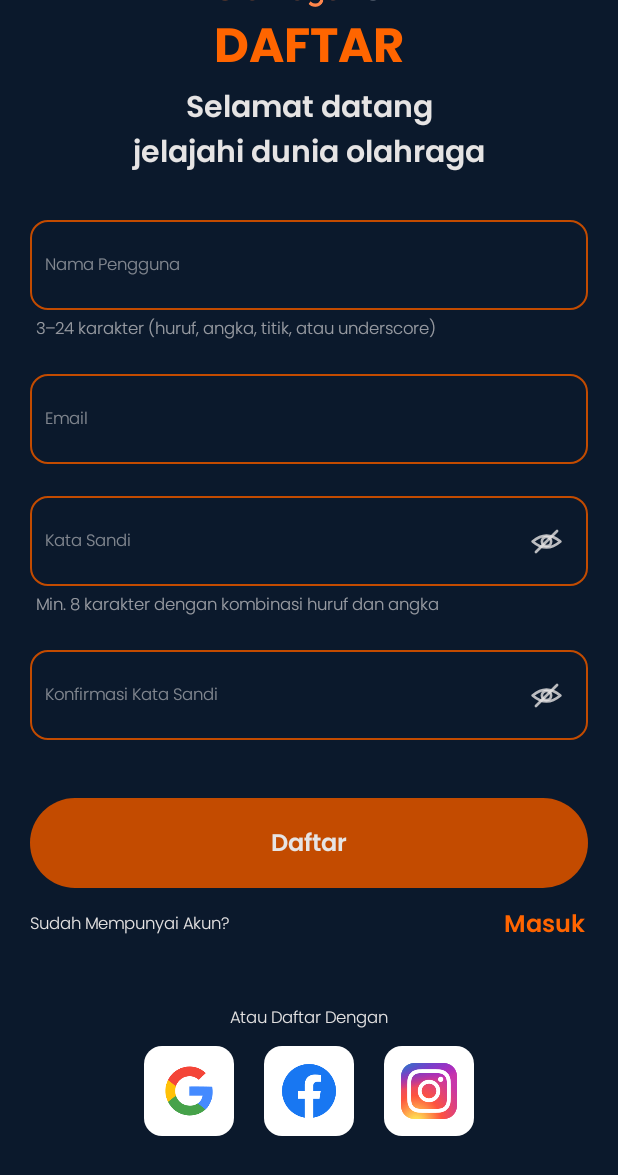
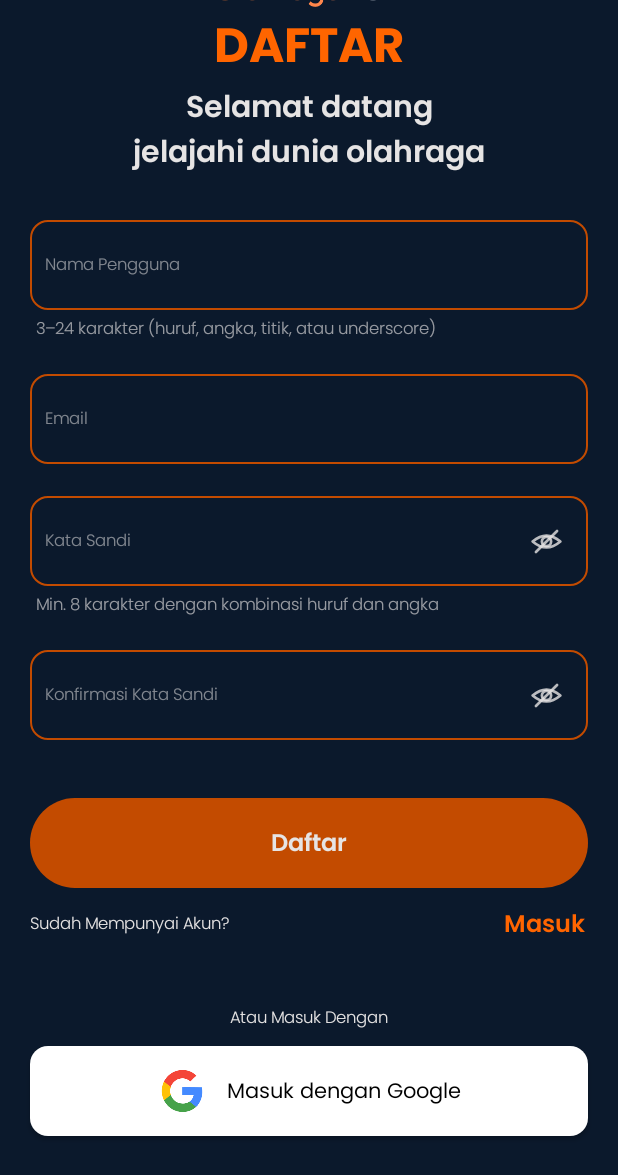
Before and after one commit to drianft/OlahragaKuy, an Android app built with Jetpack Compose: the RegisterScreen screen opened through its navigation route, scrolled down 86 dp, on a phone screen of 412 x 824 dp. Shown: the top 1175 px of the screen. Run offline under Robolectric (Android 15) with nearby library versions, the phone set to English and light mode, and no system bars; our stand-ins replace Firebase (no records; nobody signed in at launch, a user with empty details on screens opened directly); pictures from the network do not load.

Commit message:
feat(auth): add Google Sign-In and Sign-Up with Credential Manager
• feat: replace social icon row with Google-only KuyGoogleAuthButton and integrate Google Sign-In/Sign-Up via Credential Manager, Firebase Auth, and Firestore ensureUserProfile
• test: add GoogleAuthHelperTest for nonce generation and error mapping
• build: add androidx.credentials and googleid dependencies and update google-services.json

```diff
--- a/app/build.gradle.kts
+++ b/app/build.gradle.kts
@@ -64,6 +64,9 @@ dependencies {
     implementation("com.google.firebase:firebase-analytics")
     implementation("com.google.firebase:firebase-auth")
     implementation("com.google.firebase:firebase-firestore")
+    implementation(libs.androidx.credentials)
+    implementation(libs.androidx.credentials.play.services.auth)
+    implementation(libs.googleid)
     implementation("com.cloudinary:cloudinary-android:3.1.3")
     implementation(libs.coil.compose)
     implementation(libs.maplibre.android.sdk)
--- a/app/src/main/java/com/example/olahragakuy/AuthNavigation.kt
+++ b/app/src/main/java/com/example/olahragakuy/AuthNavigation.kt
@@ -15,9 +15,11 @@ import androidx.compose.runtime.LaunchedEffect
 import androidx.compose.runtime.getValue
 import androidx.compose.runtime.mutableStateOf
 import androidx.compose.runtime.remember
+import androidx.compose.runtime.rememberCoroutineScope
 import androidx.compose.runtime.saveable.rememberSaveable
 import androidx.compose.runtime.setValue
 import androidx.compose.ui.Modifier
+import androidx.compose.ui.platform.LocalContext
 import androidx.navigation.NavType
 import androidx.navigation.compose.NavHost
 import androidx.navigation.compose.composable
@@ -27,6 +29,7 @@ import com.example.olahragakuy.pages.HomeScreen
 import com.example.olahragakuy.pages.LoginScreen
 import com.example.olahragakuy.pages.OpeningScreen
 import com.example.olahragakuy.pages.RegisterScreen
+import com.example.olahragakuy.pages.clearGoogleCredentialState
 import com.example.olahragakuy.pages.posts.ChatScreen
 import com.example.olahragakuy.pages.posts.CreatePostScreen
 import com.example.olahragakuy.pages.posts.NotificationScreen
@@ -63,6 +66,7 @@ import com.example.olahragakuy.ui.theme.KuyNavy
 import com.google.firebase.auth.FirebaseAuth
 import com.google.firebase.auth.FirebaseAuthInvalidUserException
 import com.google.firebase.firestore.FirebaseFirestore
+import kotlinx.coroutines.launch
 
 // Figma: Login -> Home uses Dissolve, Ease Out, 300ms.
 private const val HOME_DISSOLVE_MS = 300
@@ -75,6 +79,8 @@ fun AuthNavigation(
     onConsumeOpenDrinkReminder: () -> Unit = {},
 ) {
     val navController = rememberNavController()
+    val context = LocalContext.current
+    val coroutineScope = rememberCoroutineScope()
     var currentUserRole by rememberSaveable { mutableStateOf("member") }
     var prefilledEmail by rememberSaveable { mutableStateOf("") }
     val auth = remember { FirebaseAuth.getInstance() }
@@ -326,6 +332,12 @@ fun AuthNavigation(
                 onRegistered = navigateToLogin,
                 onLogin = navigateToLogin,
                 onRegisteredWithEmail = { prefilledEmail = it },
+                onGoogleSignedIn = { role ->
+                    currentUserRole = role
+                    navController.navigate("home") {
+                        popUpTo("opening") { inclusive = true }
+                    }
+                },
             )
         }
         composable(
@@ -609,6 +621,7 @@ fun AuthNavigation(
                     GuidedWorkoutProgressStore.reset()
                     CustomWorkoutStore.clear()
                     FirebaseAuth.getInstance().signOut()
+                    coroutineScope.launch { clearGoogleCredentialState(context) }
                     navController.navigate("opening") {
                         popUpTo(0) { inclusive = true }
                         launchSingleTop = true
--- a/app/src/main/java/com/example/olahragakuy/pages/RegisterScreen.kt
+++ b/app/src/main/java/com/example/olahragakuy/pages/RegisterScreen.kt
@@ -1,7 +1,6 @@
 package com.example.olahragakuy.pages
 
 import android.util.Patterns
-import androidx.annotation.DrawableRes
 import androidx.compose.foundation.Image
 import androidx.compose.foundation.background
 import androidx.compose.foundation.layout.*
@@ -17,7 +16,7 @@ import androidx.compose.ui.Alignment
 import androidx.compose.ui.Modifier
 import androidx.compose.ui.autofill.ContentType
 import androidx.compose.ui.focus.FocusDirection
-import androidx.compose.ui.graphics.Color
+import androidx.compose.ui.platform.LocalContext
 import androidx.compose.ui.platform.LocalFocusManager
 import androidx.compose.ui.platform.testTag
 import androidx.compose.ui.res.painterResource
@@ -33,6 +32,7 @@ import androidx.compose.ui.tooling.preview.Preview
 import androidx.compose.ui.unit.dp
 import androidx.compose.ui.unit.sp
 import com.example.olahragakuy.R
+import com.example.olahragakuy.ui.components.KuyGoogleAuthButton
 import com.example.olahragakuy.ui.components.KuyPasswordVisibilityToggle
 import com.example.olahragakuy.ui.components.KuySuccessPopupOverlay
 import com.example.olahragakuy.ui.components.KuyTextField
@@ -45,6 +45,7 @@ import com.google.firebase.auth.FirebaseAuthUserCollisionException
 import com.google.firebase.auth.FirebaseAuthWeakPasswordException
 import com.google.firebase.auth.UserProfileChangeRequest
 import com.example.olahragakuy.pages.profile.user.ensureUserProfile
+import kotlinx.coroutines.launch
 
 @Composable
 fun RegisterScreen(
@@ -52,6 +53,7 @@ fun RegisterScreen(
     onRegistered: () -> Unit,
     onLogin: () -> Unit = onBack,
     onRegisteredWithEmail: (String) -> Unit = {},
+    onGoogleSignedIn: (String) -> Unit = {},
 ) {
     var username by rememberSaveable { mutableStateOf("") }
     var email by rememberSaveable { mutableStateOf("") }
@@ -63,11 +65,18 @@ fun RegisterScreen(
     var confirmationVisible by remember { mutableStateOf(false) }
     var attempted by remember { mutableStateOf(false) }
     var loading by remember { mutableStateOf(false) }
+    var googleLoading by remember { mutableStateOf(false) }
     var error by remember { mutableStateOf<String?>(null) }
     var serverEmailError by remember { mutableStateOf<String?>(null) }
     var serverPasswordError by remember { mutableStateOf<String?>(null) }
     var notice by remember { mutableStateOf<String?>(null) }
     var showSuccessPopup by rememberSaveable { mutableStateOf(false) }
+    var showGoogleSuccessPopup by rememberSaveable { mutableStateOf(false) }
+    var googleSignedInRole by rememberSaveable { mutableStateOf("member") }
+    var googleIsNewUser by rememberSaveable { mutableStateOf(true) }
+    val busy = loading || googleLoading
+    val context = LocalContext.current
+    val coroutineScope = rememberCoroutineScope()
     val focus = LocalFocusManager.current
 
     val usernameRegex = remember { Regex("^[a-zA-Z0-9._]+$") }
@@ -120,7 +129,7 @@ fun RegisterScreen(
             isPasswordValid &&
             password == confirmation
 
-        if (isFormValid && !loading) {
+        if (isFormValid && !busy) {
             focus.clearFocus()
             passwordVisible = false
             confirmationVisible = false
@@ -192,6 +201,37 @@ fun RegisterScreen(
         }
     }
 
+    val submitGoogleSignIn: () -> Unit = {
+        if (!busy) {
+            focus.clearFocus()
+            passwordVisible = false
+            confirmationVisible = false
+            attempted = false
+            serverEmailError = null
+            serverPasswordError = null
+            error = null
+            googleLoading = true
+            coroutineScope.launch {
+                val result = signInWithGoogle(context)
+                googleLoading = false
+                when (result) {
+                    is GoogleSignInResult.Success -> {
+                        attempted = false
+                        password = ""
+                        confirmation = ""
+                        googleSignedInRole = result.role
+                        googleIsNewUser = result.isNewUser
+                        showGoogleSuccessPopup = true
+                    }
+                    GoogleSignInResult.Cancelled -> Unit
+                    is GoogleSignInResult.Error -> {
+                        error = result.message
+                    }
+                }
+            }
+        }
+    }
+
     Box(
         Modifier.fillMaxSize().background(KuyNavy).testTag("register-screen")
             .safeDrawingPadding().imePadding(),
@@ -207,7 +247,7 @@ fun RegisterScreen(
                 Spacer(Modifier.height((10 * gapScale).dp))
                 Box(Modifier.fillMaxWidth()) {
                     Surface(
-                        onClick = onBack, enabled = !loading,
+                        onClick = onBack, enabled = !busy,
                         modifier = Modifier.widthIn(min = 128.dp).heightIn(min = 40.dp),
                         shape = RoundedCornerShape(24.dp), color = KuyBlue, contentColor = KuyText,
                     ) {
@@ -239,7 +279,7 @@ fun RegisterScreen(
                         KuyTextField(
                             username,
                             {
-                                if (!loading) {
+                                if (!busy) {
                                     username = it.take(24)
                                     error = null
                                 }
@@ -272,7 +312,7 @@ fun RegisterScreen(
                         KuyTextField(
                             email,
                             {
-                                if (!loading) {
+                                if (!busy) {
                                     email = it.take(254)
                                     serverEmailError = null
                                     error = null
@@ -301,7 +341,7 @@ fun RegisterScreen(
                         KuyTextField(
                             password,
                             {
-                                if (!loading) {
+                                if (!busy) {
                                     password = it.take(128)
                                     serverPasswordError = null
                                     error = null
@@ -317,8 +357,8 @@ fun RegisterScreen(
                             trailingContent = {
                                 KuyPasswordVisibilityToggle(
                                     visible = passwordVisible,
-                                    onToggle = { if (!loading) passwordVisible = !passwordVisible },
-                                    enabled = !loading,
+                                    onToggle = { if (!busy) passwordVisible = !passwordVisible },
+                                    enabled = !busy,
                                     modifier = Modifier.testTag("register-password-toggle"),
                                 )
                             },
@@ -344,7 +384,7 @@ fun RegisterScreen(
                         KuyTextField(
                             confirmation,
                             {
-                                if (!loading) {
+                                if (!busy) {
                                     confirmation = it.take(128)
                                     error = null
                                 }
@@ -359,8 +399,8 @@ fun RegisterScreen(
                             trailingContent = {
                                 KuyPasswordVisibilityToggle(
                                     visible = confirmationVisible,
-                                    onToggle = { if (!loading) confirmationVisible = !confirmationVisible },
-                                    enabled = !loading,
+                                    onToggle = { if (!busy) confirmationVisible = !confirmationVisible },
+                                    enabled = !busy,
                                     modifier = Modifier.testTag("register-confirmation-toggle"),
                                 )
                             },
@@ -387,7 +427,7 @@ fun RegisterScreen(
                 }
                 Spacer(Modifier.height((58 * gapScale).dp))
                 Button(
-                    onClick = submit, enabled = !loading,
+                    onClick = submit, enabled = !busy,
                     modifier = Modifier.fillMaxWidth().height(60.dp).testTag("register-submit"),
                     shape = RoundedCornerShape(36.dp),
                     colors = ButtonDefaults.buttonColors(containerColor = KuyButton, contentColor = KuyText),
@@ -400,24 +440,19 @@ fun RegisterScreen(
                 ) {
                     Text("Sudah Mempunyai Akun?", style = MaterialTheme.typography.bodySmall)
                     TextButton(
-                        onClick = onLogin, enabled = !loading, contentPadding = PaddingValues(0.dp),
+                        onClick = onLogin, enabled = !busy, contentPadding = PaddingValues(0.dp),
                         colors = ButtonDefaults.textButtonColors(contentColor = KuyOrange),
                     ) { Text("Masuk", style = MaterialTheme.typography.labelLarge) }
                 }
                 Spacer(Modifier.height((45 * gapScale).dp))
-                Text("Atau Daftar Dengan", style = MaterialTheme.typography.bodySmall)
+                Text("Atau Masuk Dengan", style = MaterialTheme.typography.bodySmall)
                 Spacer(Modifier.height(10.dp))
-                Row(horizontalArrangement = Arrangement.spacedBy(20.dp)) {
-                    RegisterSocialButton(R.drawable.login_google, "Google", 37, !loading) {
-                        notice = "Pendaftaran dengan Google belum tersedia."
-                    }
-                    RegisterSocialButton(R.drawable.login_facebook, "Facebook", 36, !loading) {
-                        notice = "Pendaftaran dengan Facebook belum tersedia."
-                    }
-                    RegisterSocialButton(R.drawable.login_instagram, "Instagram", 37, !loading) {
-                        notice = "Pendaftaran dengan Instagram belum tersedia."
-                    }
-                }
+                KuyGoogleAuthButton(
+                    onClick = submitGoogleSignIn,
+                    text = if (googleLoading) "Memproses..." else "Masuk dengan Google",
+                    modifier = Modifier.testTag("google-register"),
+                    enabled = !busy,
+                )
                 Spacer(Modifier.height((100 * gapScale).dp))
             }
         }
@@ -438,20 +473,19 @@ fun RegisterScreen(
             onRegistered()
         },
     )
-}
-
-@Composable
-private fun RegisterSocialButton(
-    @DrawableRes icon: Int, provider: String, iconSize: Int, enabled: Boolean, onClick: () -> Unit,
-) {
-    Surface(
-        onClick = onClick, enabled = enabled, modifier = Modifier.size(60.dp),
-        shape = RoundedCornerShape(12.dp), color = Color.White,
-    ) {
-        Box(contentAlignment = Alignment.Center) {
-            Image(painterResource(icon), "Daftar dengan $provider", Modifier.size(iconSize.dp))
-        }
-    }
+    KuySuccessPopupOverlay(
+        visible = showGoogleSuccessPopup,
+        illustrationRes = if (googleIsNewUser) R.drawable.daftar_amico else R.drawable.masuk_amico,
+        subtitle = if (googleIsNewUser) {
+            "akun Google Anda berhasil didaftarkan"
+        } else {
+            "proses masuk dengan Google berhasil"
+        },
+        onContinue = {
+            showGoogleSuccessPopup = false
+            onGoogleSignedIn(googleSignedInRole)
+        },
+    )
 }
 
 @Preview(name = "Register reference", widthDp = 440, heightDp = 956, showSystemUi = true)
--- a/app/src/main/java/com/example/olahragakuy/ui/components/KuyComponents.kt
+++ b/app/src/main/java/com/example/olahragakuy/ui/components/KuyComponents.kt
@@ -43,6 +43,7 @@ import androidx.compose.ui.text.input.VisualTransformation
 import androidx.compose.ui.text.style.TextAlign
 import androidx.compose.ui.unit.dp
 import androidx.compose.ui.unit.sp
+import com.example.olahragakuy.R
 import com.example.olahragakuy.ui.theme.*
 @Composable
 fun KuyPrimaryButton(
@@ -65,6 +66,40 @@ fun KuyPrimaryButton(
         contentPadding = PaddingValues(10.dp),
     ) {
         Text(text, style = MaterialTheme.typography.labelLarge)
+    }
+}
+
+@Composable
+fun KuyGoogleAuthButton(
+    onClick: () -> Unit,
+    modifier: Modifier = Modifier,
+    text: String = "Masuk dengan Google",
+    enabled: Boolean = true,
+) {
+    Surface(
+        onClick = onClick,
+        enabled = enabled,
+        modifier = modifier.fillMaxWidth().height(60.dp),
+        shape = RoundedCornerShape(12.dp),
+        color = if (enabled) Color.White else Color.White.copy(alpha = 0.6f),
+        shadowElevation = 2.dp,
+    ) {
+        Row(
+            modifier = Modifier.fillMaxSize().padding(horizontal = 16.dp),
+            horizontalArrangement = Arrangement.spacedBy(14.dp, Alignment.CenterHorizontally),
+            verticalAlignment = Alignment.CenterVertically,
+        ) {
+            Image(
+                painter = painterResource(R.drawable.login_google),
+                contentDescription = null,
+                modifier = Modifier.size(32.dp),
+            )
+            Text(
+                text = text,
+                color = if (enabled) Color.Black else Color.Black.copy(alpha = 0.5f),
+                style = MaterialTheme.typography.bodyLarge.copy(fontSize = 14.sp),
+            )
+        }
     }
 }
 @Composable
--- a/gradle/libs.versions.toml
+++ b/gradle/libs.versions.toml
@@ -15,8 +15,13 @@ material3 = "1.4.0"
 coil = "2.7.0"
 maplibre = "11.13.5"
 playServicesLocation = "21.4.0"
+credentials = "1.6.0"
+googleid = "1.1.1"
 
 [libraries]
+androidx-credentials = { group = "androidx.credentials", name = "credentials", version.ref = "credentials" }
+androidx-credentials-play-services-auth = { group = "androidx.credentials", name = "credentials-play-services-auth", version.ref = "credentials" }
+googleid = { group = "com.google.android.libraries.identity.googleid", name = "googleid", version.ref = "googleid" }
 coil-compose = { group = "io.coil-kt", name = "coil-compose", version.ref = "coil" }
 maplibre-android-sdk = { group = "org.maplibre.gl", name = "android-sdk", version.ref = "maplibre" }
 play-services-location = { group = "com.google.android.gms", name = "play-services-location", version.ref = "playServicesLocation" }
```
Also changed, not shown: app/src/main/java/com/example/olahragakuy/pages/GoogleAuthHelper.kt (added, +177 -0 lines), app/src/main/java/com/example/olahragakuy/pages/LoginScreen.kt (+50 -36 lines), 2 other files.
